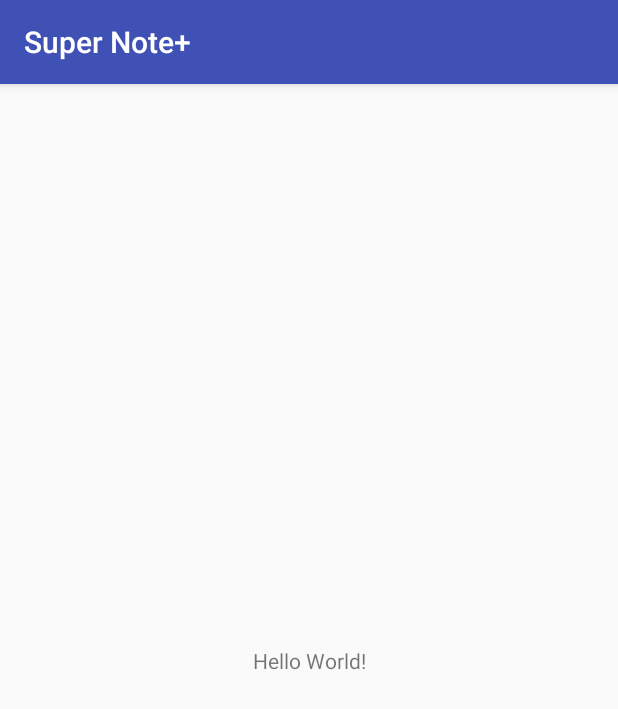
After one commit to Draketheb4dass/SuperNote, an Android app: the EditItemActivity screen opened directly, with no data from a screen before it, on a phone screen of 412 x 824 dp. The commit adds this screen. Shown: the top 709 px of the screen. Run offline under Robolectric (Android 15) with nearby library versions, the phone set to English and light mode, and no system bars.

Commit message:
Cretae activity EditItemActivity
Signed-off-by: Jephte Drake Colin <drakecolinj@gmail.com>

```diff
--- a/app/src/main/AndroidManifest.xml
+++ b/app/src/main/AndroidManifest.xml
@@ -16,6 +16,7 @@
                 <category android:name="android.intent.category.LAUNCHER" />
             </intent-filter>
         </activity>
+        <activity android:name=".EditItemActivity" />
     </application>
 
 </manifest>
--- /dev/null
+++ b/app/src/main/java/com/realty/drake/supernote/EditItemActivity.kt
@@ -0,0 +1,17 @@
+package com.realty.drake.supernote
+
+import android.os.Bundle
+import android.support.v7.app.AppCompatActivity
+
+/**
+ *Created by drake on 9/3/18
+ */
+class EditItemActivity : AppCompatActivity(){
+    override fun onCreate(savedInstanceState: Bundle?) {
+        super.onCreate(savedInstanceState)
+        setContentView(R.layout.activity_edit_item)
+
+       val textBody: String = intent.getStringExtra("textBody")
+
+    }
+}
--- a/app/src/main/java/com/realty/drake/supernote/MainActivity.kt
+++ b/app/src/main/java/com/realty/drake/supernote/MainActivity.kt
@@ -2,6 +2,7 @@ package com.realty.drake.supernote
 
 import android.support.v7.app.AppCompatActivity
 import android.os.Bundle
+import android.widget.EditText
 
 class MainActivity : AppCompatActivity() {
     internal var lvItems: ListView
--- /dev/null
+++ b/app/src/main/res/layout/activity_edit_item.xml
@@ -0,0 +1,18 @@
+<?xml version="1.0" encoding="utf-8"?>
+<android.support.constraint.ConstraintLayout xmlns:android="http://schemas.android.com/apk/res/android"
+    xmlns:app="http://schemas.android.com/apk/res-auto"
+    xmlns:tools="http://schemas.android.com/tools"
+    android:layout_width="match_parent"
+    android:layout_height="match_parent"
+    tools:context=".MainActivity">
+
+    <TextView
+        android:layout_width="wrap_content"
+        android:layout_height="wrap_content"
+        android:text="Hello World!"
+        app:layout_constraintBottom_toBottomOf="parent"
+        app:layout_constraintLeft_toLeftOf="parent"
+        app:layout_constraintRight_toRightOf="parent"
+        app:layout_constraintTop_toTopOf="parent" />
+
+</android.support.constraint.ConstraintLayout>
```
